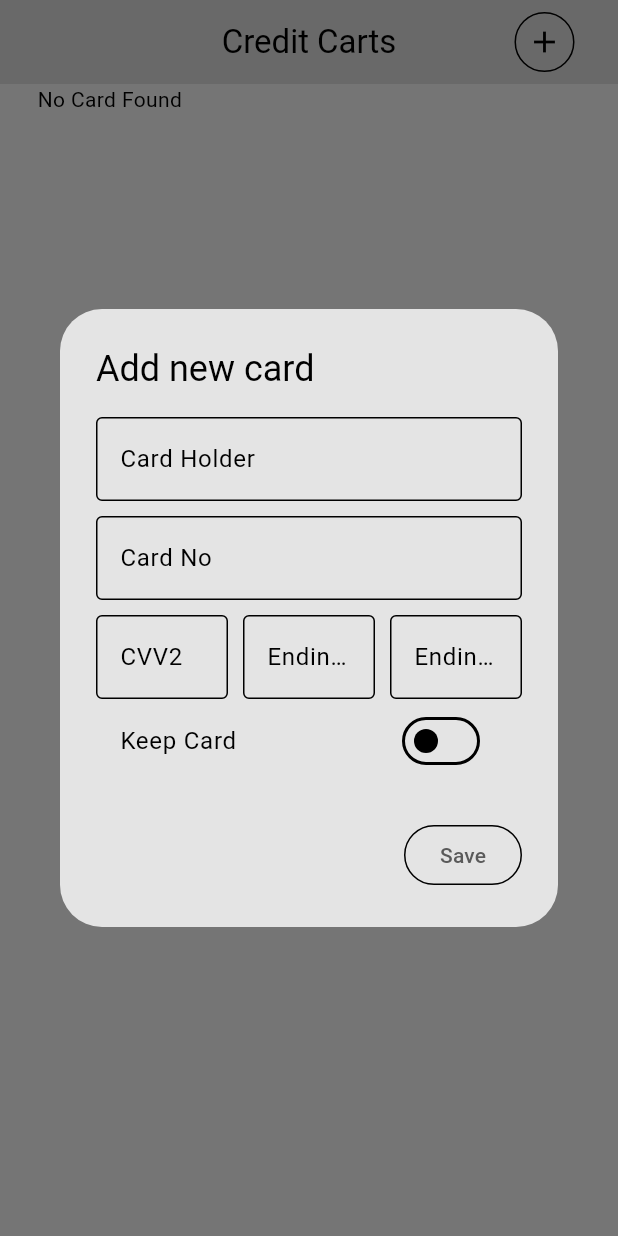
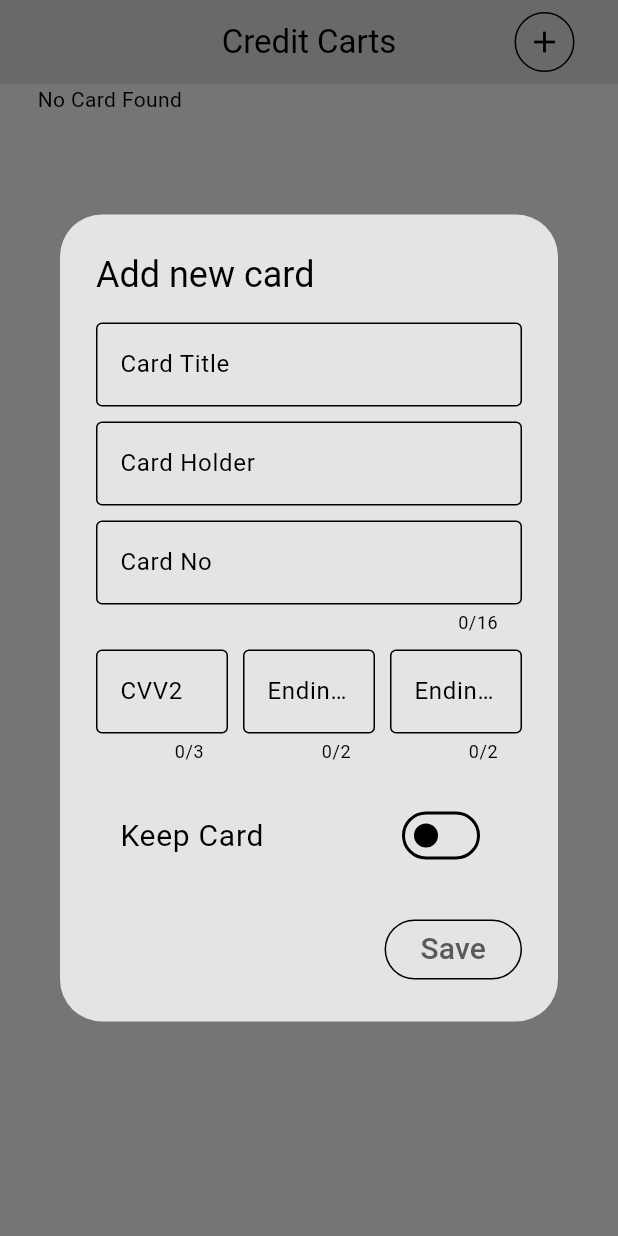
Before and after one commit to gkhnkndl/vize-attempt-2, a Flutter app: the PaymentPage screen opened by its route, after a tap on the "add" icon, on a phone screen of 412 x 824 dp. Run offline on Flutter 3.47's test engine with Material 3 defaults, Android fonts, the phone set to English and light mode, and no system bars; our stand-ins replace flutter_markdown, flutter_secure_storage, flutter_slidable, gap, go_router, google_generative_ai and 4 more; accounts and stored records are empty; network calls fail.

Commit message:
credit card ekleme alanının tasarımınına uyku molası

```diff
--- a/vizeapp/lib/screens/payment_page.dart
+++ b/vizeapp/lib/screens/payment_page.dart
@@ -1,4 +1,5 @@
 import 'package:flutter/material.dart';
+import 'package:flutter/services.dart';
 import 'package:gap/gap.dart';
 import 'package:vizeapp/core/storage.dart';
 
@@ -14,14 +15,6 @@ class PaymentPage extends StatefulWidget {
 class _ShopPageState extends State<PaymentPage> {
   List<PaymentCard> cards = [];
 
-  MaterialStateProperty<Color?> overlayColor = MaterialStateColor.resolveWith((states) => Colors.transparent);
-
-  TextEditingController cardNoCnt = TextEditingController();
-  TextEditingController cardHolderCnt = TextEditingController();
-  TextEditingController cvv2Cnt = TextEditingController();
-  TextEditingController expYearCnt = TextEditingController();
-  TextEditingController expMonthCnt = TextEditingController();
-  TextEditingController titleCnt = TextEditingController();
   bool remember = false;
   loadCards() async {
     final storage = Storage();
@@ -42,7 +35,19 @@ class _ShopPageState extends State<PaymentPage> {
   showAddCard() {
     showDialog(
         context: context,
-      builder: (context) => AlertDialog(
+        builder: (context) {
+          MaterialStateProperty<Color?> overlayColor =
+              MaterialStateColor.resolveWith((states) => Colors.transparent);
+
+          TextEditingController cardNoCnt = TextEditingController();
+          TextEditingController cardHolderCnt = TextEditingController();
+          TextEditingController cvv2Cnt = TextEditingController();
+          TextEditingController expYearCnt = TextEditingController();
+          TextEditingController expMonthCnt = TextEditingController();
+          TextEditingController titleCnt = TextEditingController();
+
+          return StatefulBuilder(builder: (context, setState) {
+            return AlertDialog(
               backgroundColor: Theme.of(context).colorScheme.background,
               elevation: 0,
               title: const Text("Add new card"),
@@ -56,19 +61,41 @@ class _ShopPageState extends State<PaymentPage> {
                     decoration: InputDecoration(
                         hoverColor: Colors.cyan.shade300,
                         focusColor: Theme.of(context).colorScheme.background,
-                  hintText: "Card Holder",
-                  border: OutlineInputBorder(borderSide: BorderSide(color: Colors.cyan.shade300))),
+                        hintText: "Card Title",
+                        border: OutlineInputBorder(
+                            borderSide:
+                                BorderSide(color: Colors.cyan.shade300))),
                     controller: titleCnt,
                   ),
                   const Gap(10),
                   TextFormField(
+                    keyboardType: TextInputType.name,
+                    cursorColor: Theme.of(context).colorScheme.secondary,
+                    decoration: InputDecoration(
+                        hoverColor: Colors.cyan.shade300,
+                        focusColor: Theme.of(context).colorScheme.background,
+                        hintText: "Card Holder",
+                        border: OutlineInputBorder(
+                            borderSide:
+                                BorderSide(color: Colors.cyan.shade300))),
+                    controller: cardHolderCnt,
+                  ),
+                  const Gap(10),
+                  TextFormField(
                     keyboardType: TextInputType.number,
+                    maxLength: 16,
+                    inputFormatters: <TextInputFormatter>[
+                      FilteringTextInputFormatter.digitsOnly,
+                      FilteringTextInputFormatter.allow(RegExp(r'[0-9]')),
+                    ],
                     cursorColor: Theme.of(context).colorScheme.secondary,
                     decoration: InputDecoration(
                         hoverColor: Colors.cyan.shade300,
                         focusColor: Theme.of(context).colorScheme.background,
                         hintText: "Card No",
-                  border: OutlineInputBorder(borderSide: BorderSide(color: Colors.cyan.shade300))),
+                        border: OutlineInputBorder(
+                            borderSide:
+                                BorderSide(color: Colors.cyan.shade300))),
                     controller: cardNoCnt,
                   ),
                   const Gap(10),
@@ -77,12 +104,22 @@ class _ShopPageState extends State<PaymentPage> {
                       Expanded(
                         child: TextFormField(
                           keyboardType: TextInputType.number,
+                          maxLength: 3,
+                          inputFormatters: <TextInputFormatter>[
+                            FilteringTextInputFormatter.digitsOnly,
+                            FilteringTextInputFormatter.allow(RegExp(r'[0-9]')),
+                          ],
                           cursorColor: Theme.of(context).colorScheme.secondary,
+                          obscureText: true,
                           decoration: InputDecoration(
                               hoverColor: Colors.cyan.shade300,
-                        focusColor: Theme.of(context).colorScheme.background,
+                              focusColor:
+                                  Theme.of(context).colorScheme.background,
+
                               hintText: "CVV2",
-                        border: OutlineInputBorder(borderSide: BorderSide(color: Colors.cyan.shade300))),
+                              border: OutlineInputBorder(
+                                  borderSide:
+                                      BorderSide(color: Colors.cyan.shade300))),
                           controller: cvv2Cnt,
                         ),
                       ),
@@ -90,12 +127,20 @@ class _ShopPageState extends State<PaymentPage> {
                       Expanded(
                         child: TextFormField(
                           keyboardType: TextInputType.number,
+                          inputFormatters: <TextInputFormatter>[
+                            FilteringTextInputFormatter.digitsOnly,
+                            FilteringTextInputFormatter.allow(RegExp(r'[0-9]')),
+                          ],
                           cursorColor: Theme.of(context).colorScheme.secondary,
+                          maxLength: 2,
                           decoration: InputDecoration(
                               hoverColor: Colors.cyan.shade300,
-                        focusColor: Theme.of(context).colorScheme.background,
+                              focusColor:
+                                  Theme.of(context).colorScheme.background,
                               hintText: "Ending Month",
-                        border: OutlineInputBorder(borderSide: BorderSide(color: Colors.cyan.shade300))),
+                              border: OutlineInputBorder(
+                                  borderSide:
+                                      BorderSide(color: Colors.cyan.shade300))),
                           controller: expMonthCnt,
                         ),
                       ),
@@ -103,23 +148,33 @@ class _ShopPageState extends State<PaymentPage> {
                       Expanded(
                         child: TextFormField(
                           keyboardType: TextInputType.number,
+                          inputFormatters: <TextInputFormatter>[
+                            FilteringTextInputFormatter.digitsOnly,
+                            FilteringTextInputFormatter.allow(RegExp(r'[0-9]')),
+                          ],
                           cursorColor: Theme.of(context).colorScheme.secondary,
+                          maxLength: 2,
                           decoration: InputDecoration(
                               hoverColor: Colors.cyan.shade300,
-                        focusColor: Theme.of(context).colorScheme.background,
+                              focusColor:
+                                  Theme.of(context).colorScheme.background,
                               hintText: "Ending Year",
-                        border: OutlineInputBorder(borderSide: BorderSide(color: Colors.cyan.shade300))),
+                              border: OutlineInputBorder(
+                                  borderSide:
+                                      BorderSide(color: Colors.cyan.shade300))),
                           controller: expYearCnt,
                         ),
                       ),
                     ],
                   ),
+                  const Gap(20),
                   SwitchListTile(
-              activeTrackColor: const Color.fromARGB(255, 32, 229, 255) ,
-              activeColor: Theme.of(context).colorScheme.secondary,
+                    activeTrackColor: Theme.of(context).colorScheme.secondary,
+                    activeColor: Color.fromARGB(255, 39, 255, 32),
                     trackColor: overlayColor,
                     value: remember,
-              title:const Text("Keep Card"),
+                    title:
+                        const Text("Keep Card", style: TextStyle(fontSize: 20)),
                     onChanged: (value) => setState(
                       () {
                         remember = value;
@@ -133,12 +188,15 @@ class _ShopPageState extends State<PaymentPage> {
                   onPressed: saveCard,
                   child: Text(
                     "Save",
-              style: TextStyle(color: Theme.of(context).colorScheme.secondary),
+                    style: TextStyle(
+                        fontSize: 20,
+                        color: Theme.of(context).colorScheme.secondary),
                   ),
                 ),
               ],
-      ),
             );
+          });
+        });
   }
 
   @override
```
Lines whose indentation alone changed are shown as unchanged.
